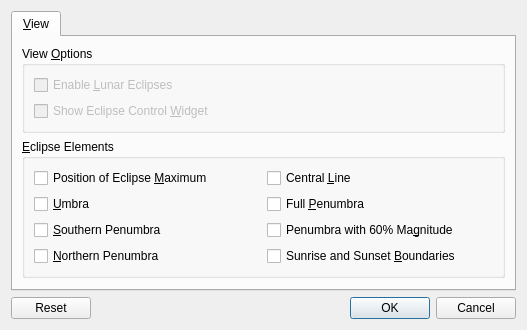
Qt form src/plugins/render/eclipses/EclipsesConfigDialog.ui (KDE/marble) before a commit.
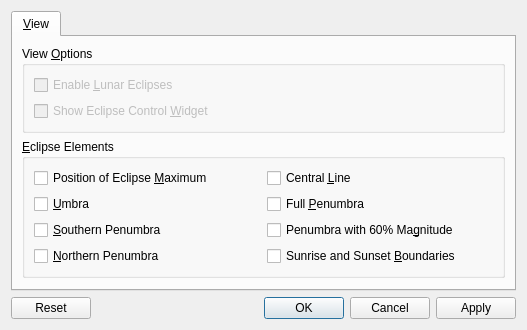
The same form after that commit.

Commit message: EclipsesPlugin: Add 'Apply' button to configuration dialog

```diff
--- a/src/plugins/render/eclipses/EclipsesConfigDialog.ui
+++ b/src/plugins/render/eclipses/EclipsesConfigDialog.ui
@@ -174,7 +174,7 @@
       <enum>Qt::Horizontal</enum>
      </property>
      <property name="standardButtons">
-      <set>QDialogButtonBox::Cancel|QDialogButtonBox::Ok|QDialogButtonBox::Reset</set>
+      <set>QDialogButtonBox::Apply|QDialogButtonBox::Cancel|QDialogButtonBox::Ok|QDialogButtonBox::Reset</set>
      </property>
     </widget>
    </item>
```
The commit also changes 1 other file.
